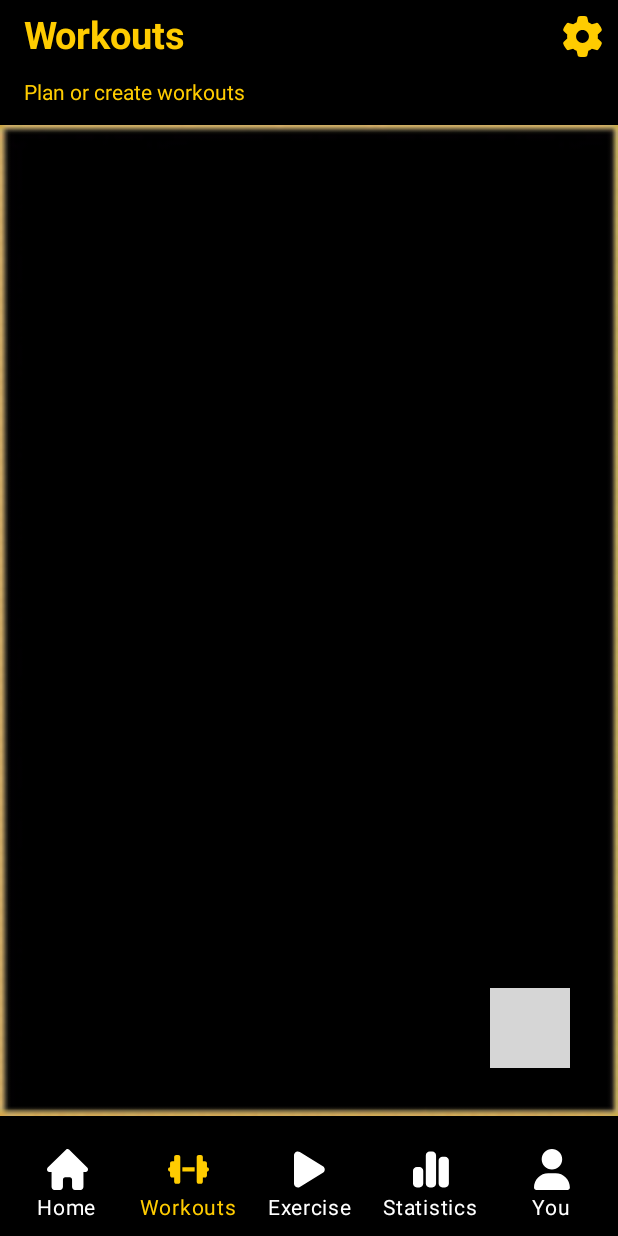
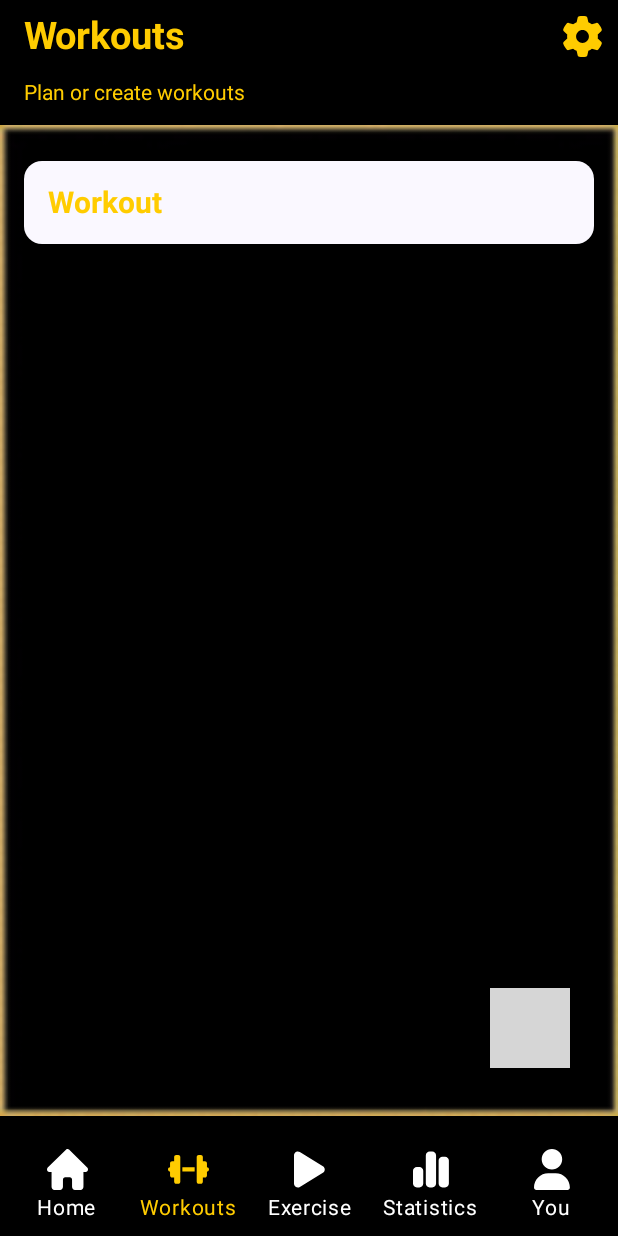
Before and after one commit to rejzoo/WorkoutTracker, an Android app built with Jetpack Compose: the WorkoutsScreen screen opened through its navigation route, after a tap on "Workouts", on a phone screen of 412 x 824 dp. Run offline under Robolectric (Android 15) with nearby library versions, the phone set to English and light mode, and no system bars; our stand-ins replace Room's generated code, livedata-compose; 1 other tap on this screen came first; grey boxes are pictures that could not be loaded.

Commit message:
Zobrazenie treningov z databazy

```diff
--- a/app/build.gradle.kts
+++ b/app/build.gradle.kts
@@ -74,4 +74,5 @@ dependencies {
     annotationProcessor("com.google.dagger:dagger-compiler:2.51.1")
     annotationProcessor("androidx.room:room-compiler:2.6.1")
     kapt("androidx.room:room-compiler:2.6.1")
+    implementation("androidx.compose.runtime:runtime-livedata:1.0.0-beta01")
 }
--- a/app/src/main/java/com/example/workouttracker/data/Workout.kt
+++ b/app/src/main/java/com/example/workouttracker/data/Workout.kt
@@ -9,7 +9,7 @@ import java.util.Date
 data class Workout(
     @PrimaryKey(autoGenerate = true)
     val id: Int = 0,
-    val name: String = ""
+    val name: String = "Workout"
 )
 
 class DateConverter {
--- a/app/src/main/java/com/example/workouttracker/data/WorkoutDao.kt
+++ b/app/src/main/java/com/example/workouttracker/data/WorkoutDao.kt
@@ -4,7 +4,6 @@ import androidx.room.Dao
 import androidx.room.Insert
 import androidx.room.Query
 import androidx.room.Transaction
-import androidx.room.Update
 
 @Dao
 interface WorkoutDao {
@@ -35,4 +34,10 @@ interface WorkoutDao {
 
     @Query("UPDATE Workouts SET name = :newName WHERE id = :id")
     suspend fun updateWorkoutName(id: Int, newName: String)
+
+    @Query("SELECT * FROM Workouts")
+    suspend fun getAllWorkouts(): List<Workout>
+
+    @Query("SELECT * FROM Exercises")
+    suspend fun getAllExercises(): List<Exercise>
 }
--- a/app/src/main/java/com/example/workouttracker/workouts/CreateWorkoutScreen.kt
+++ b/app/src/main/java/com/example/workouttracker/workouts/CreateWorkoutScreen.kt
@@ -38,7 +38,6 @@ import androidx.compose.runtime.mutableIntStateOf
 import androidx.compose.runtime.mutableStateOf
 import androidx.compose.runtime.setValue
 import androidx.compose.ui.Alignment
-import androidx.compose.ui.text.input.TextFieldValue
 import androidx.compose.ui.unit.dp
 import androidx.compose.ui.Modifier
 import androidx.compose.ui.graphics.Color
@@ -105,10 +104,9 @@ fun CreateWorkoutScreen(popBackStack: () -> Unit, workoutView: CreateWorkoutView
                         onValueChange = { nameOfWorkout = it },
                         label = { Text("Workout name", color = DarkYellow) },
                         modifier = Modifier
-                            .width(150.dp)
+                            .width(240.dp)
                             .height(60.dp),
                         textStyle = TextStyle(color = Color.White, fontSize = 20.sp),
-                        keyboardOptions = KeyboardOptions(keyboardType = KeyboardType.Number)
                     )
                 }
 
--- a/app/src/main/java/com/example/workouttracker/workouts/WorkoutsScreen.kt
+++ b/app/src/main/java/com/example/workouttracker/workouts/WorkoutsScreen.kt
@@ -1,5 +1,6 @@
 package com.example.workouttracker.workouts
 
+import android.annotation.SuppressLint
 import androidx.compose.foundation.Image
 import androidx.compose.foundation.layout.fillMaxSize
 import androidx.compose.foundation.layout.padding
@@ -22,12 +23,34 @@ import com.example.workouttracker.ui.theme.Black
 import com.example.workouttracker.ui.theme.DarkYellow
 import kotlinx.coroutines.launch
 import androidx.compose.foundation.layout.*
+import androidx.compose.foundation.lazy.items
+import androidx.compose.material3.Card
+import androidx.compose.material3.CardDefaults
+import androidx.compose.material3.MaterialTheme
+import androidx.compose.material3.Text
+import androidx.compose.runtime.getValue
+import androidx.compose.runtime.livedata.observeAsState
+import androidx.compose.ui.text.TextStyle
+import androidx.compose.ui.text.buildAnnotatedString
+import androidx.compose.ui.text.font.FontWeight
+import androidx.compose.ui.unit.sp
+import com.example.workouttracker.data.WorkoutWithExercises
 
+@SuppressLint("CoroutineCreationDuringComposition")
 @Composable
 fun WorkoutsScreen(navigateToCreateWorkoutScreen: () -> Unit,
-                   modifier: Modifier, painter: Painter,
-                   workoutsViewModel: WorkoutsViewModel) {
+                           modifier: Modifier, painter: Painter,
+                           workoutsViewModel: WorkoutsViewModel)
+{
     val workoutsViewScope = rememberCoroutineScope()
+
+    val workouts by workoutsViewModel.workouts.observeAsState(emptyList())
+    val exercises by workoutsViewModel.exercises.observeAsState(emptyList())
+
+    val workoutsWithExercises = workouts.map { workout ->
+        val exercisesForWorkout = exercises.filter { it.workoutId == workout.id }
+        WorkoutWithExercises(workout, exercisesForWorkout)
+    }
 
     Surface (
         modifier = modifier
@@ -41,8 +64,8 @@ fun WorkoutsScreen(navigateToCreateWorkoutScreen: () -> Unit,
         LazyColumn(
             modifier = Modifier.padding(16.dp)
         ) {
-            item {
-
+            items(workoutsWithExercises) { workoutWithExercises ->
+                WorkoutCard(workoutWithExercises)
             }
         }
 
@@ -72,3 +95,38 @@ fun WorkoutsScreen(navigateToCreateWorkoutScreen: () -> Unit,
         }
     }
 }
+
+@Composable
+fun WorkoutCard(workoutWithExercises: WorkoutWithExercises) {
+    Card(
+        modifier = Modifier
+            .fillMaxWidth()
+            .padding(vertical = 8.dp),
+        colors = CardDefaults.cardColors(
+            containerColor = MaterialTheme.colorScheme.background,
+        )
+    ) {
+        Column(
+            modifier = Modifier.padding(16.dp)
+        ) {
+            Text(
+                text = workoutWithExercises.workout.name,
+                style = TextStyle(
+                    fontWeight = FontWeight.Bold,
+                    fontSize = 20.sp,
+                    color = DarkYellow
+                ),
+            )
+            workoutWithExercises.exercises.forEach { exercise ->
+                Text(
+                    text = buildAnnotatedString {
+                        append("${exercise.name}\nSets ${exercise.goalSets}  Reps ${exercise.goalReps}")
+                        if (exercise.goalWeight > 0) {
+                            append("  Weight(KG): ${exercise.goalWeight}")
+                        }
+                    }
+                )
+            }
+        }
+    }
+}
--- a/app/src/main/java/com/example/workouttracker/workouts/WorkoutsViewModel.kt
+++ b/app/src/main/java/com/example/workouttracker/workouts/WorkoutsViewModel.kt
@@ -1,15 +1,46 @@
 package com.example.workouttracker.workouts
 
+import androidx.lifecycle.LiveData
+import androidx.lifecycle.MutableLiveData
 import androidx.lifecycle.ViewModel
-import androidx.navigation.NavHostController
+import androidx.lifecycle.viewModelScope
 import com.example.workouttracker.data.Exercise
 import com.example.workouttracker.data.Workout
 import com.example.workouttracker.data.WorkoutDatabase
 import kotlinx.coroutines.Dispatchers
+import kotlinx.coroutines.launch
 import kotlinx.coroutines.withContext
 
 class WorkoutsViewModel(private val database: WorkoutDatabase) : ViewModel() {
 
+
+    val workouts: LiveData<List<Workout>> by lazy {
+        MutableLiveData<List<Workout>>().also { liveData ->
+            viewModelScope.launch {
+                liveData.value = getAllWorkouts()
+            }
+        }
+    }
+
+    val exercises: LiveData<List<Exercise>> by lazy {
+        MutableLiveData<List<Exercise>>().also { liveData ->
+            viewModelScope.launch {
+                liveData.value = getAllExercises()
+            }
+        }
+    }
+
+    private suspend fun getAllWorkouts(): List<Workout> {
+        return withContext(Dispatchers.IO) {
+            database.workoutDao().getAllWorkouts()
+        }
+    }
+
+    private suspend fun getAllExercises(): List<Exercise> {
+        return withContext(Dispatchers.IO) {
+            database.workoutDao().getAllExercises()
+        }
+    }
 
     suspend fun createNewWorkout()
     {
```
Also changed, not shown: app/src/main/java/com/example/workouttracker/workouts/CreateWorkoutViewModel.kt (+0 -21 lines).
